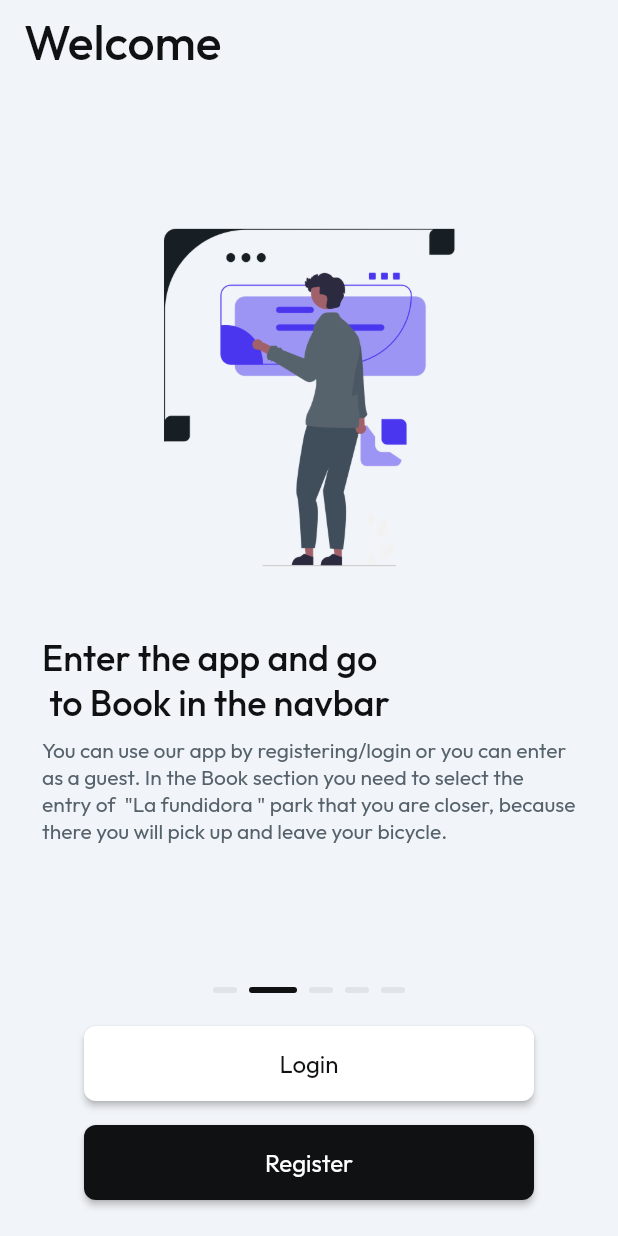
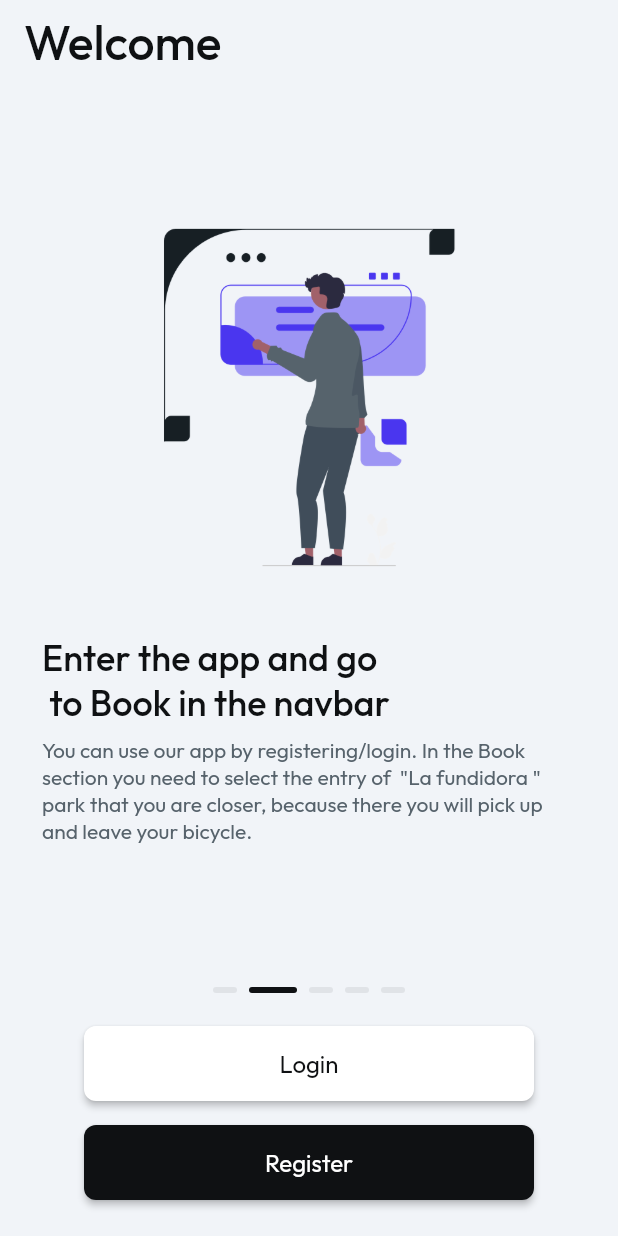
Before and after one commit to MartYMcFlyJrII/BikeRentMty, a Flutter app: the screen it shows after launch, swiped to page 2, on a phone screen of 412 x 824 dp. Run offline on Flutter 3.47's test engine with Material 2 defaults, Android fonts, the phone set to English and light mode, and no system bars; drawn by our look-alikes of auto_size_text, smooth_page_indicator; our stand-ins replace built_collection, built_value, cloud_firestore, firebase_auth, firebase_core, flutter_animate and 13 more; missing offline and left inert: json_path; accounts and stored records are empty.

Commit message:
cambió a texto

```diff
--- a/bike_rent_mty/lib/pages/login/login2/login2_widget.dart
+++ b/bike_rent_mty/lib/pages/login/login2/login2_widget.dart
@@ -179,7 +179,7 @@ class _Login2WidgetState extends State<Login2Widget> {
                                       children: [
                                         Expanded(
                                           child: Text(
-                                            'You can use our app by registering/login or you can enter as a guest. In the Book section you need to select the entry of  \"La fundidora \" park that you are closer, because there you will pick up and leave your bicycle.',
+                                            'You can use our app by registering/login. In the Book section you need to select the entry of  \"La fundidora \" park that you are closer, because there you will pick up and leave your bicycle.',
                                             style: FlutterFlowTheme.of(context)
                                                 .bodyText2
                                                 .override(
```
